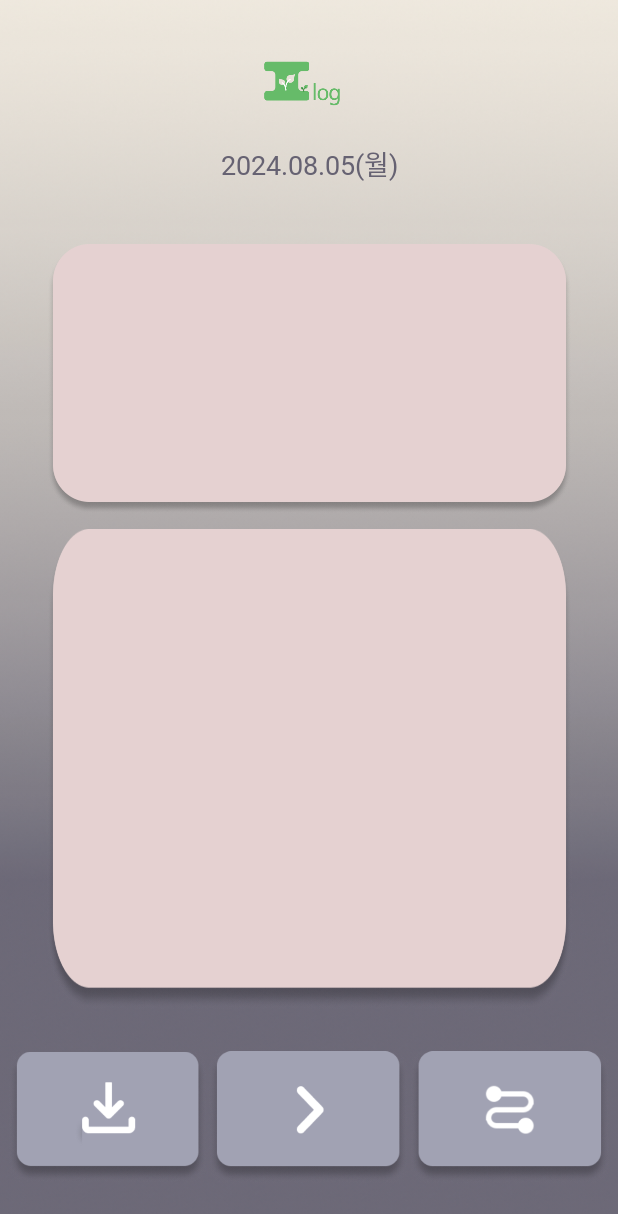
After one commit to Plog-A2B2/Plog-App, an Android app: the FinishActivity screen opened directly, with no data from a screen before it, on a phone screen of 412 x 824 dp. The commit adds this screen. Shown: the top 1214 px of the screen. Run offline under Robolectric (Android 15) with nearby library versions, the phone set to English and light mode, and no system bars.

Commit message:
0805 결과창, 분리수거창 구성 미완

```diff
--- a/app/src/main/AndroidManifest.xml
+++ b/app/src/main/AndroidManifest.xml
@@ -6,9 +6,7 @@
     <uses-permission android:name="android.permission.ACCESS_FINE_LOCATION" />
     <uses-permission android:name="android.permission.ACCESS_COARSE_LOCATION" />
 
-
     <application
-        android:usesCleartextTraffic="true"
         android:allowBackup="true"
         android:dataExtractionRules="@xml/data_extraction_rules"
         android:fullBackupContent="@xml/backup_rules"
@@ -18,13 +16,22 @@
         android:roundIcon="@mipmap/ic_launcher_round"
         android:supportsRtl="true"
         android:theme="@style/Theme.Plog"
+        android:usesCleartextTraffic="true"
         tools:targetApi="31">
+        <activity
+            android:name=".RecyclingInfoActivity"
+            android:exported="false" />
+        <activity
+            android:name=".FinishActivity"
+            android:exported="false" />
+
         <meta-data
             android:name="com.kakao.sdk.AppKey"
-            android:value="1b96fc67568f72bcc29317e838ad740f"/>
+            android:value="1b96fc67568f72bcc29317e838ad740f" />
         <meta-data
             android:name="com.kakao.vectormap.APP_KEY"
-            android:value="1b96fc67568f72bcc29317e838ad740f"/>
+            android:value="1b96fc67568f72bcc29317e838ad740f" />
+
         <activity
             android:name=".JoinActivity"
             android:exported="false" />
--- /dev/null
+++ b/app/src/main/java/com/a2b2/plog/FinishActivity.java
@@ -0,0 +1,54 @@
+package com.a2b2.plog;
+
+import androidx.appcompat.app.AppCompatActivity;
+
+import android.content.Intent;
+import android.os.Bundle;
+import android.view.View;
+import android.widget.ImageView;
+import android.widget.TextView;
+
+import java.util.HashMap;
+
+public class FinishActivity extends AppCompatActivity {
+    HashMap<String, Integer> trashCountMap = new HashMap<>();
+
+    private ImageView downloadBtn, nextBtn, routeCreateBtn;
+    private TextView todayDateTextView;
+
+    @Override
+    protected void onCreate(Bundle savedInstanceState) {
+        super.onCreate(savedInstanceState);
+        setContentView(R.layout.activity_finish);
+
+        Intent intent = getIntent();
+        trashCountMap = (HashMap<String, Integer>) intent.getSerializableExtra("trashCountMap");
+
+        todayDateTextView = findViewById(R.id.todayDateTextView);
+
+        downloadBtn = findViewById(R.id.downloadBtn);
+        nextBtn = findViewById(R.id.nextBtn);
+        routeCreateBtn = findViewById(R.id.routeBtn);
+
+        // trashCountMap을 사용하여 필요한 작업을 수행
+        if (trashCountMap != null) {
+            for (String key : trashCountMap.keySet()) {
+                Integer count = trashCountMap.get(key);
+                // count를 사용하여 필요한 작업 수행
+            }
+        }
+
+        nextBtn.setOnClickListener(new View.OnClickListener() {
+            @Override
+            public void onClick(View v) {
+                // 분리수거 확인 화면으로 이동
+                Intent intent = new Intent(FinishActivity.this, RecyclingInfoActivity.class);
+                startActivity(intent);
+                overridePendingTransition(0, 0);
+                finish();
+            }
+        });
+
+
+    }
+}
--- a/app/src/main/java/com/a2b2/plog/PloggingActivity.java
+++ b/app/src/main/java/com/a2b2/plog/PloggingActivity.java
@@ -473,6 +473,11 @@ public class PloggingActivity extends AppCompatActivity {
                     }
 
                     // 결과 화면으로 이동
+                    Intent intent = new Intent(PloggingActivity.this, FinishActivity.class);
+                    intent.putExtra("trashCountMap", trashCountMap);
+                    startActivity(intent);
+                    overridePendingTransition(0, 0);
+                    finish();
                 }
             });
         } catch (Exception e) {
--- /dev/null
+++ b/app/src/main/java/com/a2b2/plog/RecyclingInfoActivity.java
@@ -0,0 +1,14 @@
+package com.a2b2.plog;
+
+import androidx.appcompat.app.AppCompatActivity;
+
+import android.os.Bundle;
+
+public class RecyclingInfoActivity extends AppCompatActivity {
+
+    @Override
+    protected void onCreate(Bundle savedInstanceState) {
+        super.onCreate(savedInstanceState);
+        setContentView(R.layout.activity_recycling_info);
+    }
+}
--- /dev/null
+++ b/app/src/main/res/layout/activity_finish.xml
@@ -0,0 +1,91 @@
+<?xml version="1.0" encoding="utf-8"?>
+<androidx.constraintlayout.widget.ConstraintLayout xmlns:android="http://schemas.android.com/apk/res/android"
+    xmlns:app="http://schemas.android.com/apk/res-auto"
+    xmlns:tools="http://schemas.android.com/tools"
+    android:layout_width="match_parent"
+    android:layout_height="match_parent"
+    tools:context=".FinishActivity"
+    android:background="@drawable/finish_back">
+
+    <ImageView
+        android:id="@+id/logoImg"
+        android:layout_width="60dp"
+        android:layout_height="40dp"
+        app:layout_constraintTop_toTopOf="parent"
+        app:layout_constraintLeft_toLeftOf="parent"
+        app:layout_constraintRight_toRightOf="parent"
+        android:src="@drawable/logotest"
+        android:layout_marginTop="40dp"/>
+
+    <TextView
+        android:id="@+id/todayDateTextView"
+        android:layout_width="270dp"
+        android:layout_height="wrap_content"
+        app:layout_constraintTop_toBottomOf="@id/logoImg"
+        app:layout_constraintLeft_toLeftOf="parent"
+        app:layout_constraintRight_toRightOf="parent"
+        android:text="2024.08.05(월)"
+        android:textColor="#666272"
+        android:gravity="center"
+        android:textSize="18dp"
+        android:fontFamily="@font/nanumbarungothic"
+        android:layout_marginTop="15dp"/>
+
+    <ImageView
+        android:id="@+id/trashBack"
+        android:layout_width="350dp"
+        android:layout_height="180dp"
+        android:background="@drawable/rectangle_pink"
+        app:layout_constraintTop_toBottomOf="@id/todayDateTextView"
+        app:layout_constraintRight_toRightOf="parent"
+        app:layout_constraintLeft_toLeftOf="parent"
+        android:scaleType="fitXY"
+        android:layout_marginTop="40dp"/>
+
+    <ImageView
+        android:id="@+id/mapRouteSnapShot"
+        android:layout_width="350dp"
+        android:layout_height="320dp"
+        android:background="@drawable/rectangle_pink"
+        app:layout_constraintTop_toBottomOf="@id/trashBack"
+        app:layout_constraintRight_toRightOf="parent"
+        app:layout_constraintLeft_toLeftOf="parent"
+        android:scaleType="fitXY"
+        android:layout_marginTop="10dp"/>
+
+    <LinearLayout
+        android:layout_width="match_parent"
+        android:layout_height="0dp"
+        app:layout_constraintTop_toBottomOf="@id/mapRouteSnapShot"
+        app:layout_constraintBottom_toBottomOf="parent"
+        android:layout_marginBottom="7dp"
+        android:orientation="horizontal"
+        android:weightSum="3"
+        android:paddingRight="5dp"
+        android:paddingLeft="5dp">
+
+        <ImageView
+            android:id="@+id/downloadBtn"
+            android:layout_width="0dp"
+            android:layout_height="match_parent"
+            android:layout_weight="1"
+            android:src="@drawable/download_btn"
+            />
+        <ImageView
+            android:id="@+id/nextBtn"
+            android:layout_width="0dp"
+            android:layout_height="match_parent"
+            android:layout_weight="1"
+            android:src="@drawable/next_btn"
+            />
+        <ImageView
+            android:id="@+id/routeBtn"
+            android:layout_width="0dp"
+            android:layout_height="match_parent"
+            android:layout_weight="1"
+            android:src="@drawable/route_btn"
+            />
+
+    </LinearLayout>
+
+</androidx.constraintlayout.widget.ConstraintLayout>
--- /dev/null
+++ b/app/src/main/res/layout/activity_recycling_info.xml
@@ -0,0 +1,9 @@
+<?xml version="1.0" encoding="utf-8"?>
+<androidx.constraintlayout.widget.ConstraintLayout xmlns:android="http://schemas.android.com/apk/res/android"
+    xmlns:app="http://schemas.android.com/apk/res-auto"
+    xmlns:tools="http://schemas.android.com/tools"
+    android:layout_width="match_parent"
+    android:layout_height="match_parent"
+    tools:context=".RecyclingInfoActivity">
+
+</androidx.constraintlayout.widget.ConstraintLayout>
```
Also changed, not shown: app/src/main/res/drawable/download_btn.png (added), app/src/main/res/drawable/finish_back.png (added), app/src/main/res/drawable/next_btn.png (added), app/src/main/res/drawable/rectangle_bluepurple.png (added), app/src/main/res/drawable/rectangle_pink.png (added), app/src/main/res/drawable/route_btn.png (added).
